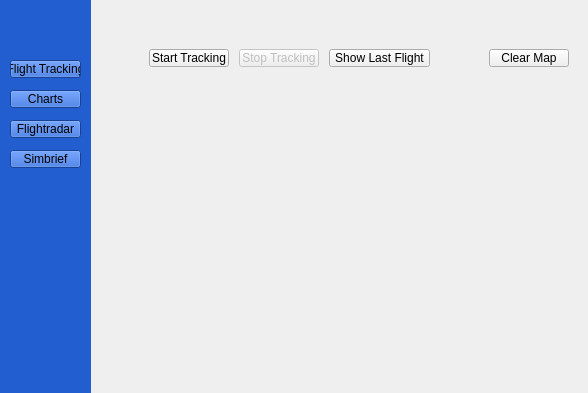
WiktorKociuba/VATATS, file tracking.ui: the form before one commit.
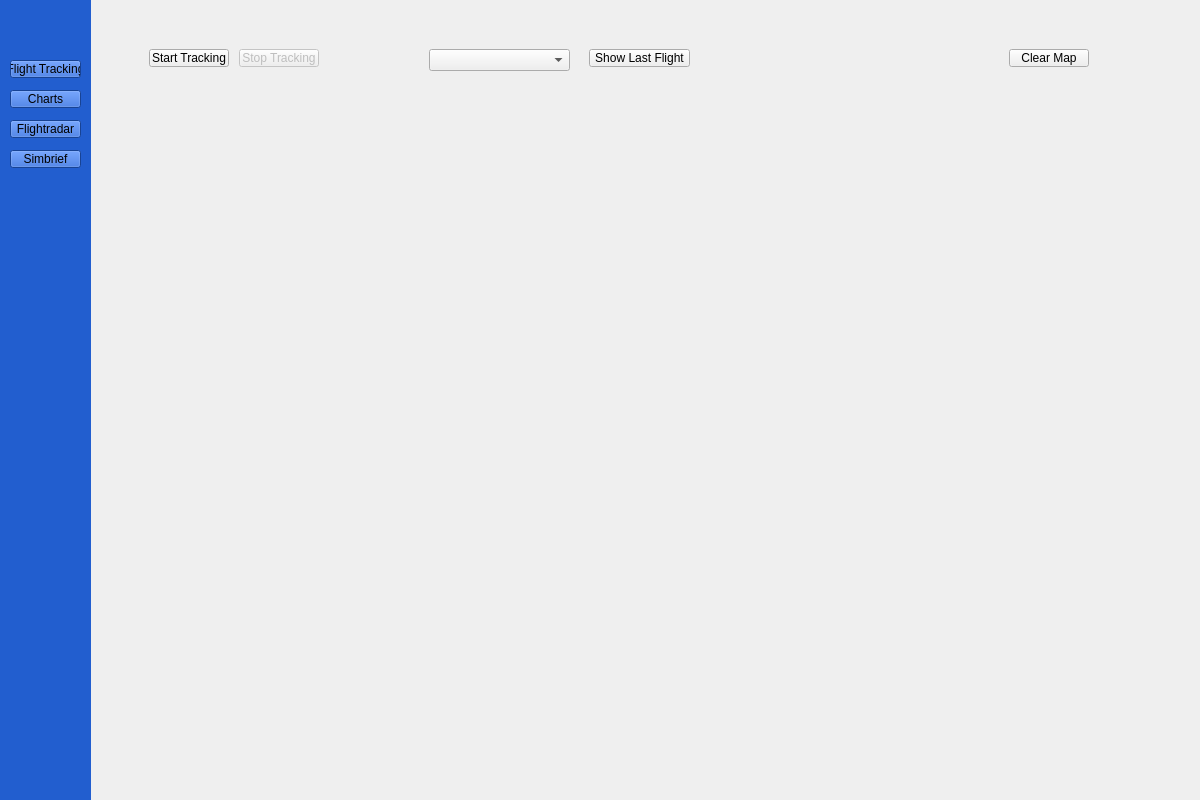
The form after the commit.

Commit message: Added landing feedback

```diff
--- a/tracking.ui
+++ b/tracking.ui
@@ -6,8 +6,8 @@
    <rect>
     <x>0</x>
     <y>0</y>
-    <width>588</width>
-    <height>393</height>
+    <width>1200</width>
+    <height>800</height>
    </rect>
   </property>
   <property name="sizePolicy">
@@ -25,7 +25,7 @@
      <x>-10</x>
      <y>-10</y>
      <width>101</width>
-     <height>411</height>
+     <height>811</height>
     </rect>
    </property>
    <property name="sizePolicy">
@@ -110,8 +110,8 @@
     <rect>
      <x>99</x>
      <y>9</y>
-     <width>481</width>
-     <height>331</height>
+     <width>1091</width>
+     <height>781</height>
     </rect>
    </property>
    <widget class="QWidget" name="page">
@@ -123,8 +123,8 @@
       <rect>
        <x>30</x>
        <y>70</y>
-       <width>441</width>
-       <height>301</height>
+       <width>961</width>
+       <height>381</height>
       </rect>
      </property>
      <property name="sizePolicy">
@@ -150,7 +150,7 @@
     <widget class="QPushButton" name="showLastPB">
      <property name="geometry">
       <rect>
-       <x>230</x>
+       <x>490</x>
        <y>40</y>
        <width>101</width>
        <height>18</height>
@@ -179,7 +179,7 @@
     <widget class="QPushButton" name="clearMapPB">
      <property name="geometry">
       <rect>
-       <x>390</x>
+       <x>910</x>
        <y>40</y>
        <width>80</width>
        <height>18</height>
@@ -189,6 +189,39 @@
       <string>Clear Map</string>
      </property>
     </widget>
+    <widget class="QComboBox" name="chooseSaveDD">
+     <property name="geometry">
+      <rect>
+       <x>330</x>
+       <y>40</y>
+       <width>141</width>
+       <height>22</height>
+      </rect>
+     </property>
+    </widget>
+    <widget class="QWidget" name="heightChart" native="true">
+     <property name="geometry">
+      <rect>
+       <x>29</x>
+       <y>460</y>
+       <width>961</width>
+       <height>171</height>
+      </rect>
+     </property>
+    </widget>
+    <widget class="QLabel" name="landingSpeedLabel">
+     <property name="geometry">
+      <rect>
+       <x>50</x>
+       <y>660</y>
+       <width>301</width>
+       <height>16</height>
+      </rect>
+     </property>
+     <property name="text">
+      <string/>
+     </property>
+    </widget>
    </widget>
    <widget class="QWidget" name="page_2"/>
    <widget class="QWidget" name="page_3"/>
```
The commit also changes 11 other files.
